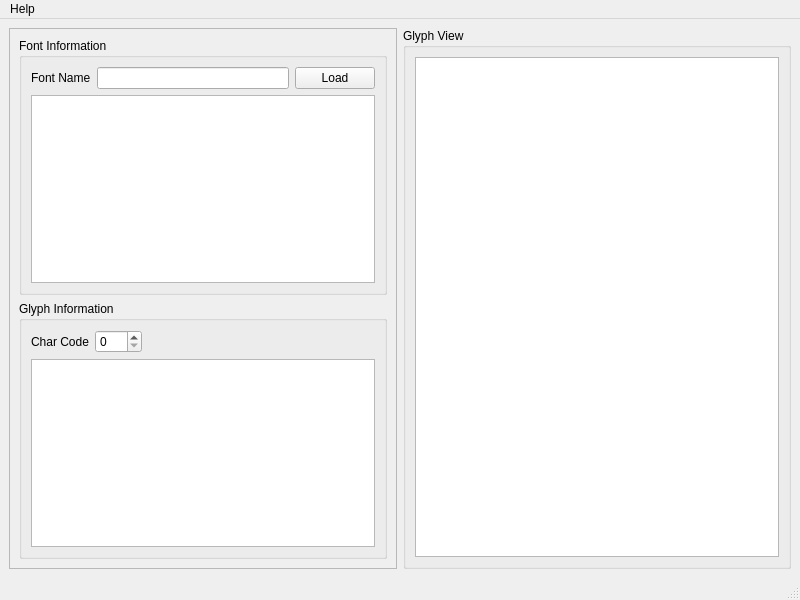
FabriceSalvaire/PyDVI, file gui/ui/font_viewer.ui: the form before one commit.
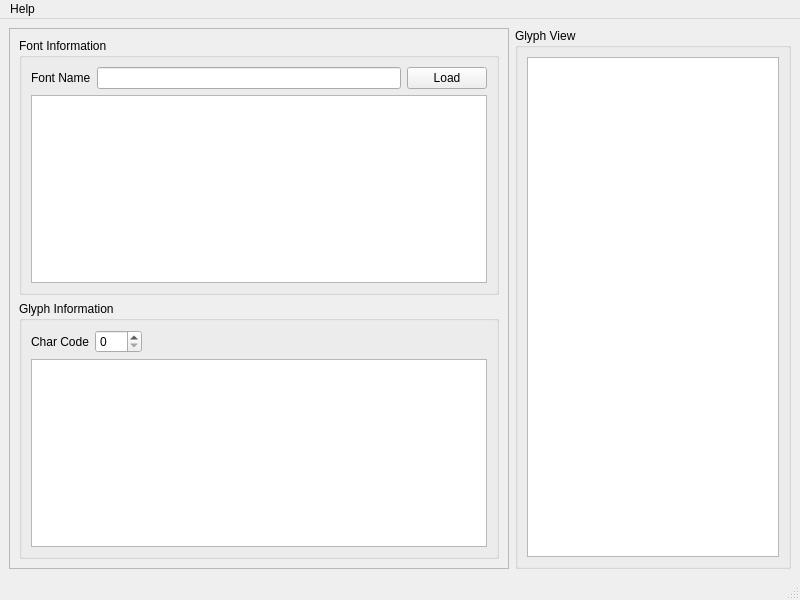
The form after the commit.

Commit message: Improve font-viewer and Tfm

Patch:
```diff
--- a/gui/ui/font_viewer.ui
+++ b/gui/ui/font_viewer.ui
@@ -17,6 +17,12 @@
    <layout class="QHBoxLayout" name="horizontalLayout_3">
     <item>
      <widget class="QFrame" name="frame">
+      <property name="minimumSize">
+       <size>
+        <width>500</width>
+        <height>0</height>
+       </size>
+      </property>
       <property name="maximumSize">
        <size>
         <width>400</width>
```
Left out of the diff: 2 changed lines with no effect on the pictures. The commit also changes 7 other files.
